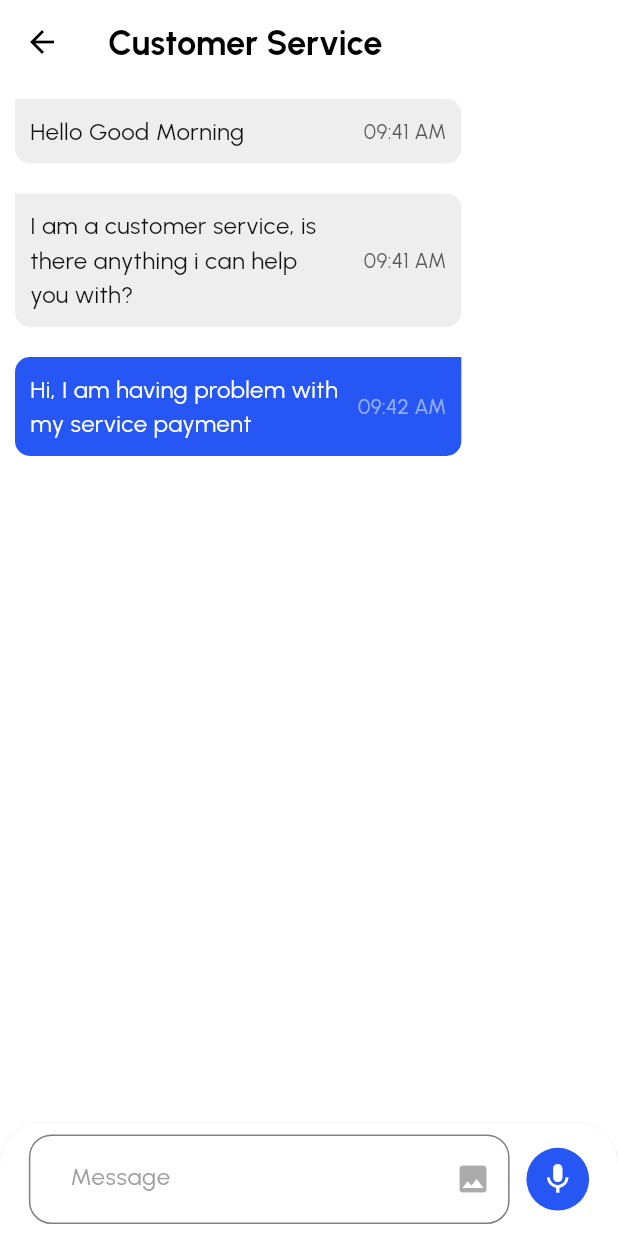
After one commit to Sundhar22/UserApp, a Flutter app: the HelpCenter screen opened directly, after a tap on "Customer Service", on a phone screen of 412 x 824 dp. The commit adds this screen. Run offline on Flutter 3.47's test engine with Material 3 defaults, Android fonts, the phone set to English and light mode, and no system bars; our stand-ins replace bloc, carousel_slider, dots_indicator, flutter_bloc, flutter_otp_text_field, flutter_rating_bar and 1 more.

Commit message:
profile update

```diff
--- /dev/null
+++ b/lib/features/profile/components/customerservice_ui.dart
@@ -0,0 +1,183 @@
+import 'package:flutter/material.dart';
+import 'package:flutter_screenutil/flutter_screenutil.dart';
+import 'package:user_app/constant/colors/app_color.dart';
+import 'package:user_app/features/profile/profile_widgets/custom_appbar.dart';
+
+enum MessageType {
+  serviceProvider,
+  user,
+}
+
+class CustomerService extends StatefulWidget {
+  const CustomerService({super.key});
+
+  @override
+  State<CustomerService> createState() => _CustomerServiceState();
+}
+
+class _CustomerServiceState extends State<CustomerService> {
+  @override
+  Widget build(BuildContext context) {
+    return Scaffold(
+      backgroundColor: Colors.white,
+      appBar: customAppBar("Customer Service"),
+      bottomSheet: BottomSheet(
+        backgroundColor: Colors.white,
+        shadowColor: Colors.white,
+        onClosing: () {},
+        builder: (BuildContext context) => _customTextFeild(),
+      ),
+      body: SizedBox(
+        width: 380.w,
+        child: Column(
+          crossAxisAlignment: CrossAxisAlignment.start,
+          children: [
+            _serviceProvideContainer("Hello Good Morning", "09:41 AM"),
+            _serviceProvideContainer(
+                "I am a customer service, is there anything i can help you with?",
+                "09:41 AM"),
+            _userContainer(
+                "Hi, I am having problem with my service payment", "09:42 AM"),
+          ],
+        ),
+      ),
+    );
+  }
+
+  Widget _customTextFeild() {
+    return Padding(
+      padding: const EdgeInsets.all(8.0),
+      child: Row(
+        mainAxisAlignment: MainAxisAlignment.spaceEvenly,
+        children: [
+          Container(
+            padding: EdgeInsets.symmetric(horizontal: 10.w),
+            width: 280.w,
+            height: 50.h,
+            decoration: BoxDecoration(
+              color: Colors.white,
+              borderRadius: BorderRadius.circular(15),
+              border: Border.all(
+                color: Colors.black.withOpacity(0.5),
+              ),
+            ),
+            child: Row(
+              children: [
+                Flexible(
+                  child: ConstrainedBox(
+                    constraints: BoxConstraints(
+                      minWidth: 25.w,
+                      maxWidth: 300.w,
+                      minHeight: 50.0,
+                      maxHeight: 135.0,
+                    ),
+                    child: const Scrollbar(
+                      child: TextField(
+                        cursorColor: Colors.blue,
+                        keyboardType: TextInputType.multiline,
+                        maxLines: null,
+                        decoration: InputDecoration(
+                          border: InputBorder.none,
+                          contentPadding: EdgeInsets.only(
+                            left: 15.0,
+                            bottom: 2.0,
+                          ),
+                          hintText: "Message",
+                          hintStyle: TextStyle(
+                            color: Colors.grey,
+                          ),
+                        ),
+                      ),
+                    ),
+                  ),
+                ),
+                Icon(
+                  Icons.image,
+                  color: AppColor.textSecondaryColor.withOpacity(0.5),
+                )
+              ],
+            ),
+          ),
+          Container(
+            height: 35.h,
+            width: 35.h,
+            decoration: BoxDecoration(
+              shape: BoxShape.circle,
+              color: AppColor.primaryColor,
+            ),
+            child: const Center(
+              child: Icon(
+                Icons.mic,
+                color: Colors.white,
+              ),
+            ),
+          ),
+        ],
+      ),
+    );
+  }
+
+  Widget _serviceProvideContainer(String content, String time) {
+    return _messageContainer(content, time, MessageType.serviceProvider);
+  }
+
+  Widget _userContainer(String content, String time) {
+    return _messageContainer(content, time, MessageType.user);
+  }
+
+  Widget _messageContainer(String content, String time, MessageType type) {
+    final bool isServiceProvider = type == MessageType.serviceProvider;
+
+    return Container(
+      alignment: Alignment.centerRight,
+      margin: const EdgeInsets.all(10),
+      padding: const EdgeInsets.all(10),
+      width: 260.w,
+      decoration: BoxDecoration(
+        borderRadius: BorderRadius.only(
+          topLeft: isServiceProvider
+              ? const Radius.circular(0)
+              : const Radius.circular(10),
+          topRight: isServiceProvider
+              ? const Radius.circular(10)
+              : const Radius.circular(0),
+          bottomLeft: const Radius.circular(10),
+          bottomRight: const Radius.circular(10),
+        ),
+        color: isServiceProvider
+            ? AppColor.textSecondaryColor.withOpacity(0.1)
+            : AppColor.primaryColor,
+      ),
+      child: Row(
+        mainAxisAlignment: MainAxisAlignment.spaceBetween,
+        children: [
+          SizedBox(
+            width: 180.w,
+            child: Text(
+              content,
+              style: TextStyle(
+                fontSize: 14.sp,
+                fontWeight: FontWeight.normal,
+                color: isServiceProvider
+                    ? AppColor.textPrimaryColor
+                    : Colors.white,
+              ),
+            ),
+          ),
+          SizedBox(
+            width: 10.w,
+          ),
+          Text(
+            time,
+            style: TextStyle(
+              fontSize: 12.sp,
+              color: isServiceProvider
+                  ? AppColor.textSecondaryColor
+                  : Colors.white.withOpacity(0.5),
+            ),
+          )
+        ],
+      ),
+    );
+  }
+}
--- /dev/null
+++ b/lib/features/profile/components/help_center_ui.dart
@@ -0,0 +1,102 @@
+import 'package:flutter/material.dart';
+import 'package:flutter_screenutil/flutter_screenutil.dart';
+import 'package:user_app/constant/colors/app_color.dart';
+import 'package:user_app/features/profile/components/customerservice_ui.dart';
+import 'package:user_app/features/profile/profile_widgets/custom_appbar.dart';
+
+class HelpCenter extends StatefulWidget {
+  const HelpCenter({super.key});
+
+  @override
+  State<HelpCenter> createState() => _HelpCenterState();
+}
+
+class HelpItem {
+  final String imagePath;
+  final String text;
+
+  HelpItem(this.imagePath, this.text);
+}
+
+class _HelpCenterState extends State<HelpCenter> {
+  final List<HelpItem> helpItems = [
+    HelpItem("assets/icons/customerservice.png", "Customer Service"),
+    HelpItem("assets/icons/whatsapp.png", "WhatsApp"),
+    HelpItem("assets/icons/world-50.png", "Website"),
+    HelpItem("assets/icons/facebook-50.png", "FaceBook"),
+    HelpItem("assets/icons/twitter.png", "Twitter"),
+  ];
+
+  @override
+  Widget build(BuildContext context) {
+    return Scaffold(
+      appBar: customAppBar("Help Center"),
+      body: Padding(
+        padding: const EdgeInsets.all(10.0),
+        child: Column(
+          children: [
+            ListView.builder(
+              physics: const BouncingScrollPhysics(),
+              itemCount: helpItems.length,
+              shrinkWrap: true,
+              scrollDirection: Axis.vertical,
+              itemBuilder: (context, index) {
+                HelpItem item = helpItems[index];
+                return GestureDetector(
+                  onTap: () {
+                    if (index == 0) {
+                      Navigator.of(context).push(
+                        MaterialPageRoute(
+                          builder: (BuildContext context) =>
+                              const CustomerService(),
+                        ),
+                      );
+                    }
+                  },
+                  child: Container(
+                    margin: const EdgeInsets.all(10),
+                    padding: const EdgeInsets.all(15),
+                    height: 50.h,
+                    width: 345.w,
+                    decoration: BoxDecoration(
+                      color: Colors.transparent,
+                      border: Border.all(
+                        width: 1,
+                        color: Colors.black.withOpacity(0.5),
+                      ),
+                      borderRadius: BorderRadius.circular(10),
+                    ),
+                    child: Row(
+                      children: [
+                        Image.asset(
+                          item.imagePath,
+                          color: item.text == "Website"
+                              ? Colors.yellow[700]
+                              : null,
+                          height: 25.h,
+                          width: 25.w,
+                        ),
+                        SizedBox(
+                          width: 10.w,
+                        ),
+                        Text(
+                          item.text,
+                          style: TextStyle(
+                            fontSize: 16.sp,
+                            fontWeight: FontWeight.w500,
+                            color: AppColor.textPrimaryColor,
+                          ),
+                        ),
+
+                      ],
+                    ),
+                  ),
+                );
+              },
+            ),
+          ],
+        ),
+      ),
+    );
+  }
+}
--- /dev/null
+++ b/lib/features/profile/profile_widgets/custom_appbar.dart
@@ -0,0 +1,18 @@
+import 'package:flutter/material.dart';
+import 'package:flutter_screenutil/flutter_screenutil.dart';
+
+AppBar customAppBar(
+  String title,
+) {
+  return AppBar(
+    title: Text(
+      title,
+      style: TextStyle(
+        color: Colors.black,
+        fontWeight: FontWeight.bold,
+        fontSize: 20.sp,
+      ),
+    ),
+    centerTitle: false,
+  );
+}
--- a/lib/main.dart
+++ b/lib/main.dart
@@ -29,12 +29,12 @@ class MyApp extends StatelessWidget {
           title: 'User App',
           debugShowCheckedModeBanner: false,
           theme: buildApp(),
-          initialRoute: 'onboarding',
+          initialRoute: 'nav',
           routes: {
             'nav': (context) => const NavBar(),
             'register': (context) => const UserRegistrationScreen(),
             'otp': (context) => const OtpScreen(),
-            'onboarding': (context) =>  OnBoardingPage(),
+            'onboarding': (context) => const OnBoardingPage(),
             'user-location': (context) => const UserLocation(),
             'user-location-choice': (context) => const UserLocationChoice(),
             'home': (context) => const HomePage(),
--- a/pubspec.yaml
+++ b/pubspec.yaml
@@ -38,6 +38,8 @@ dependencies:
   google_maps_flutter: ^2.5.0
   convex_bottom_bar: ^3.2.0
   flutter_bloc: ^8.1.3
+  flutter_rating_bar: ^4.0.1
+
 
 dev_dependencies:
   flutter_lints: ^2.0.0
```
Also changed, not shown: lib/features/profile/components/manage_address_ui.dart (added, +112 -0 lines), lib/features/profile/components/rateus_ui.dart (added, +66 -0 lines), lib/features/profile/profile_widgets/rating.dart (added, +25 -0 lines), lib/features/profile/ui/profile_ui.dart (+33 -11 lines), assets/icons/customerservice.png (added), assets/icons/twitter.png (added), assets/icons/website.jpg (added), assets/icons/whatsapp.png (added), pubspec.lock.
